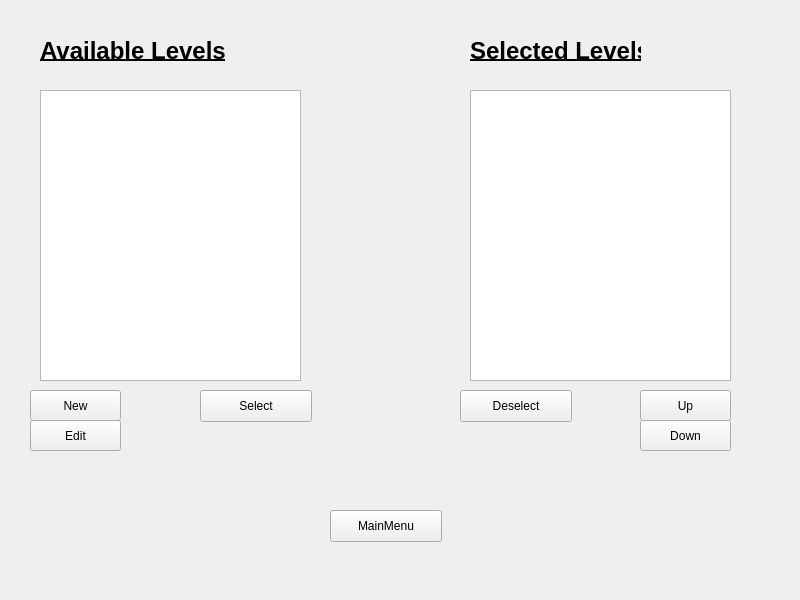
The window that levelmaker.ui (Dejan-Ilic/Pacmanv3) describes before a commit, drawn with Qt 5.
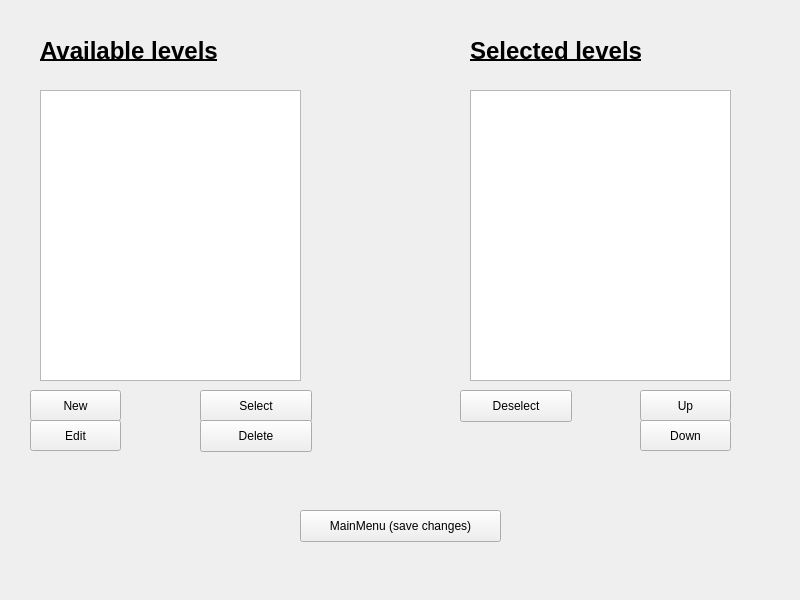
The same window after the commit.

Commit message: basic level drawing

What changed in the file:
```diff
--- a/levelmaker.ui
+++ b/levelmaker.ui
@@ -41,7 +41,7 @@
       </font>
      </property>
      <property name="text">
-      <string>Available Levels</string>
+      <string>Available levels</string>
      </property>
     </widget>
     <widget class="QLabel" name="label_2">
@@ -62,20 +62,20 @@
       </font>
      </property>
      <property name="text">
-      <string>Selected Levels</string>
+      <string>Selected levels</string>
      </property>
     </widget>
     <widget class="QPushButton" name="MainMenuButton">
      <property name="geometry">
       <rect>
-       <x>330</x>
+       <x>300</x>
        <y>510</y>
-       <width>112</width>
+       <width>201</width>
        <height>32</height>
       </rect>
      </property>
      <property name="text">
-      <string>MainMenu</string>
+      <string>MainMenu (save changes)</string>
      </property>
     </widget>
     <widget class="QListWidget" name="listWidget">
@@ -176,6 +176,19 @@
       <string>Down</string>
      </property>
     </widget>
+    <widget class="QPushButton" name="DeleteButton">
+     <property name="geometry">
+      <rect>
+       <x>200</x>
+       <y>420</y>
+       <width>112</width>
+       <height>32</height>
+      </rect>
+     </property>
+     <property name="text">
+      <string>Delete</string>
+     </property>
+    </widget>
    </widget>
   </widget>
  </widget>
```
The commit also changes 13 other files.
